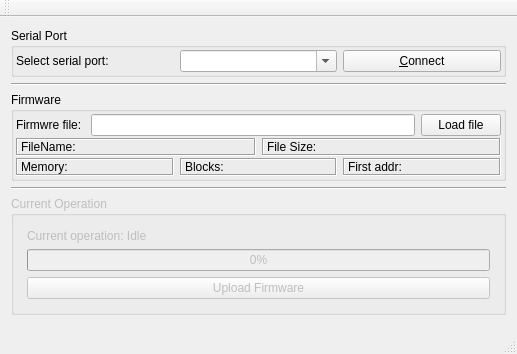
The window that MspFirmwareLoader/mainwindow.ui (persuader72/Qt_MSPBSL_Uploader) describes before a commit, drawn with Qt 5.
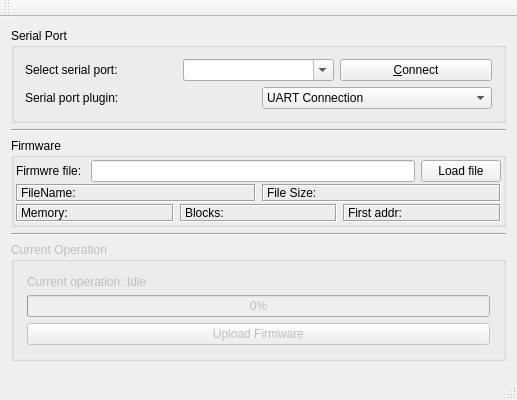
The same window after the commit.

Commit message: Added plugin for optoisolated uarts

```diff
--- a/MspFirmwareLoader/mainwindow.ui
+++ b/MspFirmwareLoader/mainwindow.ui
@@ -7,7 +7,7 @@
     <x>0</x>
     <y>0</y>
     <width>517</width>
-    <height>349</height>
+    <height>395</height>
    </rect>
   </property>
   <property name="windowTitle">
@@ -23,13 +23,7 @@
       <property name="checkable">
        <bool>false</bool>
       </property>
-      <layout class="QHBoxLayout" name="horizontalLayout_3">
-       <property name="spacing">
-        <number>2</number>
-       </property>
-       <property name="margin">
-        <number>2</number>
-       </property>
+      <layout class="QVBoxLayout" name="verticalLayout_4">
        <item>
         <layout class="QHBoxLayout" name="SerialPortLayout">
          <item>
@@ -61,6 +55,26 @@
          </item>
         </layout>
        </item>
+       <item>
+        <layout class="QHBoxLayout" name="SerialPluginLayout">
+         <item>
+          <widget class="QLabel" name="SerialPluginLabel">
+           <property name="text">
+            <string>Serial port plugin:</string>
+           </property>
+          </widget>
+         </item>
+         <item>
+          <widget class="QComboBox" name="SerialPluginCombo">
+           <item>
+            <property name="text">
+             <string>UART Connection</string>
+            </property>
+           </item>
+          </widget>
+         </item>
+        </layout>
+       </item>
       </layout>
      </widget>
     </item>
```
The commit also changes 7 other files.
